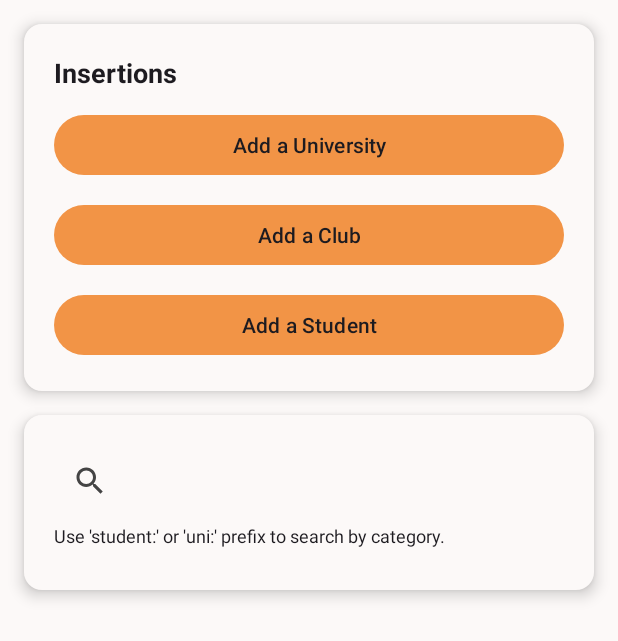
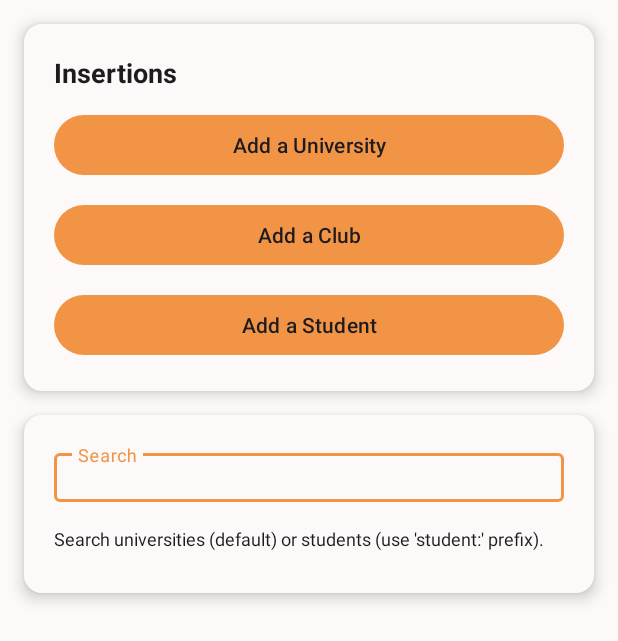
Before and after one commit to TakorSK/GestionEtudiant, an Android app: the fragment AdminFragment shown on its own in the app's theme, on a phone screen of 412 x 824 dp. Shown: the top 641 px of the screen. Run offline under Robolectric (Android 15) with nearby library versions, the phone set to English and light mode, and no system bars; 1 statement that could not run was skipped.

Commit message:
Pushed UI Changes

```diff
--- a/app/src/main/java/com/pack/uniflow/Fragments/AdminFragment.java
+++ b/app/src/main/java/com/pack/uniflow/Fragments/AdminFragment.java
@@ -1,16 +1,17 @@
 package com.pack.uniflow.Fragments;
 
 import android.os.Bundle;
+import android.text.Editable;
+import android.text.TextWatcher;
 import android.view.LayoutInflater;
 import android.view.View;
 import android.view.ViewGroup;
-import android.widget.Toast;
-import androidx.appcompat.widget.SearchView;
+import android.widget.EditText;
+import android.widget.TextView;
+import android.widget.LinearLayout;
 import androidx.fragment.app.Fragment;
 import androidx.recyclerview.widget.LinearLayoutManager;
 import androidx.recyclerview.widget.RecyclerView;
-import android.widget.TextView;
-import android.widget.LinearLayout;
 
 import com.pack.uniflow.Adapters.StudentAdapter;
 import com.pack.uniflow.Adapters.UniversityAdapter;
@@ -26,6 +27,7 @@ public class AdminFragment extends Fragment {
     private RecyclerView resultsRecyclerView;
     private LinearLayout resultsSection;
     private TextView noResultsText;
+    private EditText searchEditText; // EditText for search input
 
     private StudentAdapter studentAdapter;
     private UniversityAdapter universityAdapter;
@@ -52,6 +54,7 @@ public class AdminFragment extends Fragment {
         resultsRecyclerView = rootView.findViewById(R.id.resultsRecyclerView);
         resultsSection = rootView.findViewById(R.id.resultsSection);
         noResultsText = rootView.findViewById(R.id.noResultsText);
+        searchEditText = rootView.findViewById(R.id.searchEditText); // Use the EditText
 
         // Set up the RecyclerView
         resultsRecyclerView.setLayoutManager(new LinearLayoutManager(getContext()));
@@ -59,23 +62,19 @@ public class AdminFragment extends Fragment {
         // Initialize the test data
         initializeTestData();
 
-        // Set up the SearchView
-        SearchView searchView = rootView.findViewById(R.id.searchView);
-        searchView.setQueryHint("Search universities (default), or student:john");
+        // Add a TextWatcher to handle search text changes
+        searchEditText.addTextChangedListener(new TextWatcher() {
+            @Override
+            public void beforeTextChanged(CharSequence charSequence, int start, int count, int after) {}
 
-        // Set up SearchView listeners
-        searchView.setOnQueryTextListener(new SearchView.OnQueryTextListener() {
             @Override
-            public boolean onQueryTextSubmit(String query) {
+            public void onTextChanged(CharSequence charSequence, int start, int before, int count) {
+                String query = charSequence.toString();
                 performSearch(query);
-                return true;
             }
 
             @Override
-            public boolean onQueryTextChange(String newText) {
-                performSearch(newText);
-                return true;
-            }
+            public void afterTextChanged(Editable editable) {}
         });
 
         return rootView;
--- a/app/src/main/java/com/pack/uniflow/Fragments/HomeFragment.java
+++ b/app/src/main/java/com/pack/uniflow/Fragments/HomeFragment.java
@@ -76,7 +76,7 @@ public class HomeFragment extends Fragment {
                     }
                 }
 
-                // ✅ Sort posts by createdAt descending (newest first)
+                //  Sort posts by createdAt descending (newest first)
                 allPosts.sort((p1, p2) -> {
                     if (p1.getCreatedAt() == null || p2.getCreatedAt() == null) return 0;
                     return p2.getCreatedAt().compareTo(p1.getCreatedAt());
--- a/app/src/main/res/layout/fragment_admin.xml
+++ b/app/src/main/res/layout/fragment_admin.xml
@@ -1,10 +1,12 @@
-<?xml version="1.0" encoding="utf-8"?>
 <androidx.core.widget.NestedScrollView xmlns:android="http://schemas.android.com/apk/res/android"
+    xmlns:app="http://schemas.android.com/apk/res-auto"
+    xmlns:tools="http://schemas.android.com/tools"
     android:layout_width="match_parent"
     android:layout_height="match_parent"
     android:padding="16dp"
     android:clipChildren="false"
-    android:clipToPadding="false">
+    android:clipToPadding="false"
+    android:clipToOutline="false">
 
     <LinearLayout
         android:id="@+id/mainLayout"
@@ -13,7 +15,8 @@
         android:orientation="vertical"
         android:gravity="center_horizontal"
         android:clipChildren="false"
-        android:clipToPadding="false">
+        android:clipToPadding="false"
+        android:clipToOutline="false">
 
         <!-- Insertions Section -->
         <LinearLayout
@@ -64,24 +67,40 @@
             android:layout_width="match_parent"
             android:layout_height="wrap_content"
             android:orientation="vertical"
+            android:clipChildren="false"
+            android:clipToPadding="false"
+            android:clipToOutline="false"
             android:elevation="6dp"
             android:padding="20dp"
             android:layout_marginBottom="16dp">
 
-            <androidx.appcompat.widget.SearchView
-                android:id="@+id/searchView"
+            <com.google.android.material.textfield.TextInputLayout
                 android:layout_width="match_parent"
                 android:layout_height="wrap_content"
-                android:queryHint="Search universities (default), or student:john" />
+                app:boxStrokeWidth="2dp"
+                app:boxStrokeColor="?attr/colorPrimary"
+                android:layout_marginBottom="12dp">
+
+                <EditText
+                    android:id="@+id/searchEditText"
+                    android:layout_width="match_parent"
+                    android:layout_height="wrap_content"
+                    android:textColor="?attr/colorOnSurface"
+                    android:inputType="text"
+                    android:padding="5dp"
+                    android:hint="Search"/>
+            </com.google.android.material.textfield.TextInputLayout>
 
             <TextView
+                android:id="@+id/searchInstructionText"
                 android:layout_width="match_parent"
                 android:layout_height="wrap_content"
-                android:text="Use 'student:' or 'uni:' prefix to search by category."
+                android:text="Search universities (default) or students (use 'student:' prefix)."
                 android:textSize="12sp"
                 android:textColor="?attr/colorOnSurface"
+                android:visibility="visible"
                 android:paddingTop="4dp"
-                android:paddingBottom="8dp" />
+                android:paddingBottom="8dp"/>
 
             <!-- Dynamic Results Display Section -->
             <LinearLayout
@@ -89,26 +108,34 @@
                 android:layout_width="match_parent"
                 android:layout_height="wrap_content"
                 android:orientation="vertical"
+                android:clipChildren="false"
+                android:clipToPadding="false"
+                android:clipToOutline="false"
                 android:visibility="gone">
 
-                <!-- Placeholder TextView for "No Results" -->
                 <TextView
                     android:id="@+id/noResultsText"
                     android:layout_width="wrap_content"
                     android:layout_height="wrap_content"
                     android:text="No results found"
                     android:visibility="gone"
+                    android:clipChildren="false"
+                    android:clipToPadding="false"
+                    android:clipToOutline="false"
                     android:textColor="?attr/colorOnSurface"
-                    android:textSize="14sp" />
+                    android:textSize="14sp"/>
 
-                <!-- RecyclerView for displaying the results will be dynamically added here -->
                 <androidx.recyclerview.widget.RecyclerView
                     android:id="@+id/resultsRecyclerView"
                     android:layout_width="match_parent"
-                    android:layout_height="wrap_content" />
+                    android:layout_height="wrap_content"
+                    android:clipChildren="false"
+                    android:clipToPadding="false"
+                    android:clipToOutline="false"
+                    android:layout_marginTop="8dp"
+                    android:layout_marginBottom="8dp"
+                    android:padding="4dp"/>
             </LinearLayout>
-
         </LinearLayout>
-
     </LinearLayout>
 </androidx.core.widget.NestedScrollView>
--- a/app/src/main/res/layout/fragment_item_uni.xml
+++ b/app/src/main/res/layout/fragment_item_uni.xml
@@ -1,4 +1,3 @@
-<?xml version="1.0" encoding="utf-8"?>
 <LinearLayout xmlns:android="http://schemas.android.com/apk/res/android"
     android:layout_width="match_parent"
     android:layout_height="wrap_content"
@@ -6,7 +5,7 @@
     android:layout_marginBottom="16dp"
     android:clipChildren="false"
     android:clipToPadding="false"
-    android:clipToOutline="false">
+    android:clipToOutline="false">  <!-- Set this to false to avoid clipping -->
 
     <LinearLayout
         android:layout_width="match_parent"
@@ -68,7 +67,8 @@
                 android:layout_width="match_parent"
                 android:layout_height="wrap_content"
                 android:nestedScrollingEnabled="false"
-                android:paddingBottom="8dp" />
+                android:paddingBottom="8dp"
+                android:layout_marginTop="8dp"/>
         </LinearLayout>
     </LinearLayout>
 </LinearLayout>
```
Also changed, not shown: app/src/main/java/com/pack/uniflow/Activities/MainActivity.java (+35 -6 lines), app/src/main/java/com/pack/uniflow/README.txt.
